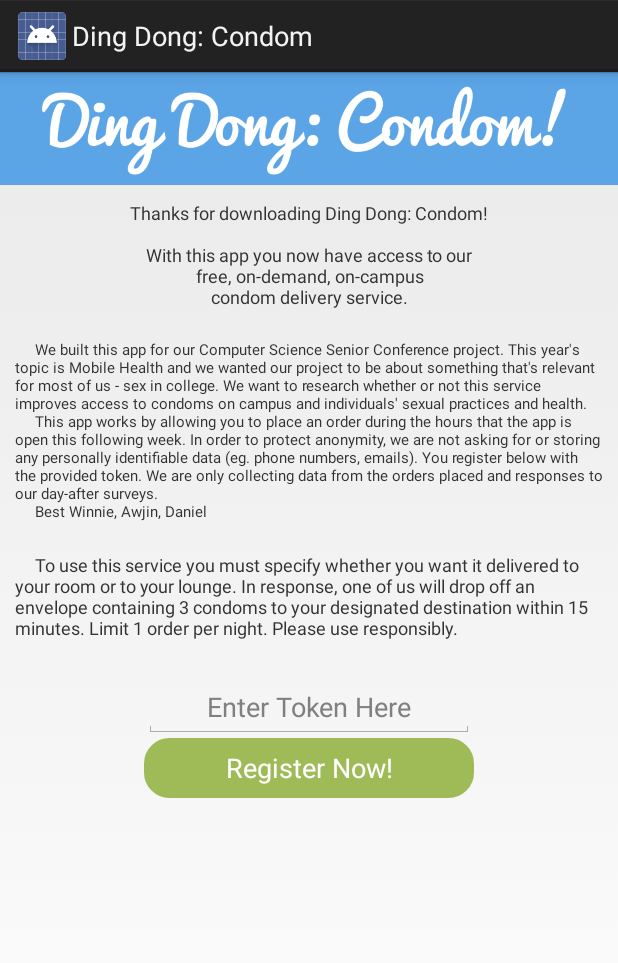
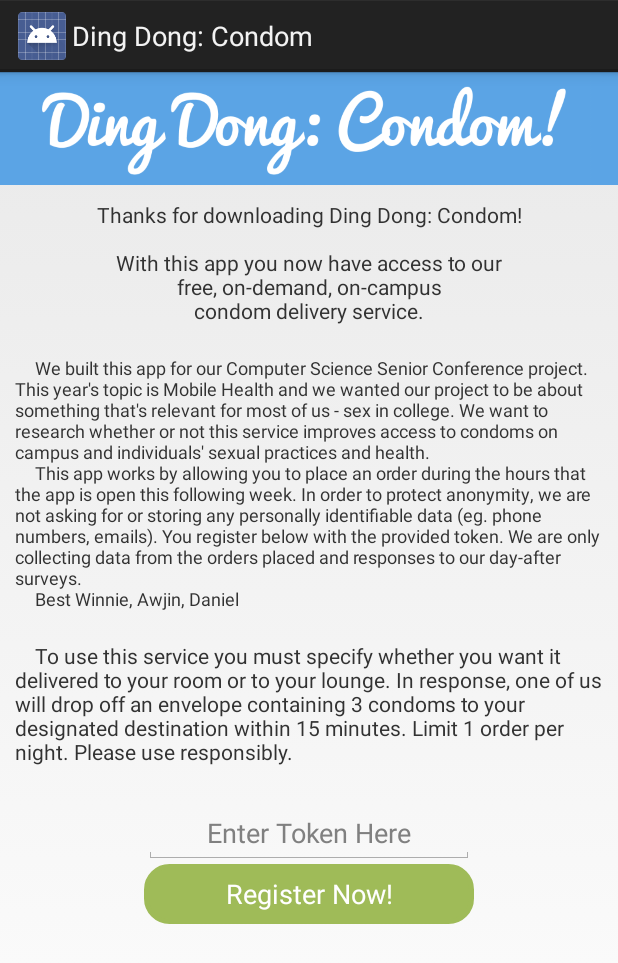
Before and after one commit to winniengo/DingDongCondom, an Android app: the RegisterActivity screen opened directly, with no data from a screen before it, on a phone screen of 412 x 824 dp. Shown: the top 963 px of the screen. Run offline under Robolectric (Android 15) with nearby library versions, the phone set to English and light mode, and no system bars.

Commit message:
fix display

```diff
--- a/android/app/src/main/res/layout/activity_menu_guide.xml
+++ b/android/app/src/main/res/layout/activity_menu_guide.xml
@@ -40,16 +40,16 @@
             android:layout_width="match_parent"
             android:layout_height="wrap_content"
             android:text="After-hours care : Please call (610)-326-8548 to talk to a Worth nurse or nurse practitioner."
-            android:padding="4dp"/>
+            android:layout_margin="4dp"/>
 
         <TextView
             android:layout_width="match_parent"
             android:layout_height="wrap_content"
-            android:padding="4dp"
+            android:layout_margin="4dp"
             android:text="If you have an emergency and need 911, please call Public Safety at (610)-328-8333."/>
         <TextView
             android:layout_width="match_parent"
-            android:padding="4dp"
+            android:layout_margin="4dp"
             android:layout_height="wrap_content"
             android:text="Non-urgent questions : please feel free to email Worth at health@swarthmore.edu"/>
     </LinearLayout>
--- a/android/app/src/main/res/layout/activity_register.xml
+++ b/android/app/src/main/res/layout/activity_register.xml
@@ -30,21 +30,21 @@
             android:layout_gravity="center"
             android:layout_margin="10dp"
             android:gravity="center"
-            android:textSize = "12sp"
+            android:textSize = "14sp"
             android:text="@string/register_about"/>
         <TextView
             android:layout_width="match_parent"
             android:padding="10dp"
             android:layout_height="wrap_content"
             android:layout_gravity="center"
-            android:textSize = "10sp"
+            android:textSize = "12sp"
             android:text="@string/project_purpose"/>
         <TextView
             android:layout_width="match_parent"
             android:layout_height="wrap_content"
             android:padding="10sp"
             android:layout_gravity="center"
-            android:textSize = "12sp"
+            android:textSize = "14sp"
             android:text="@string/service_how_to"/>
 
         <EditText
```
